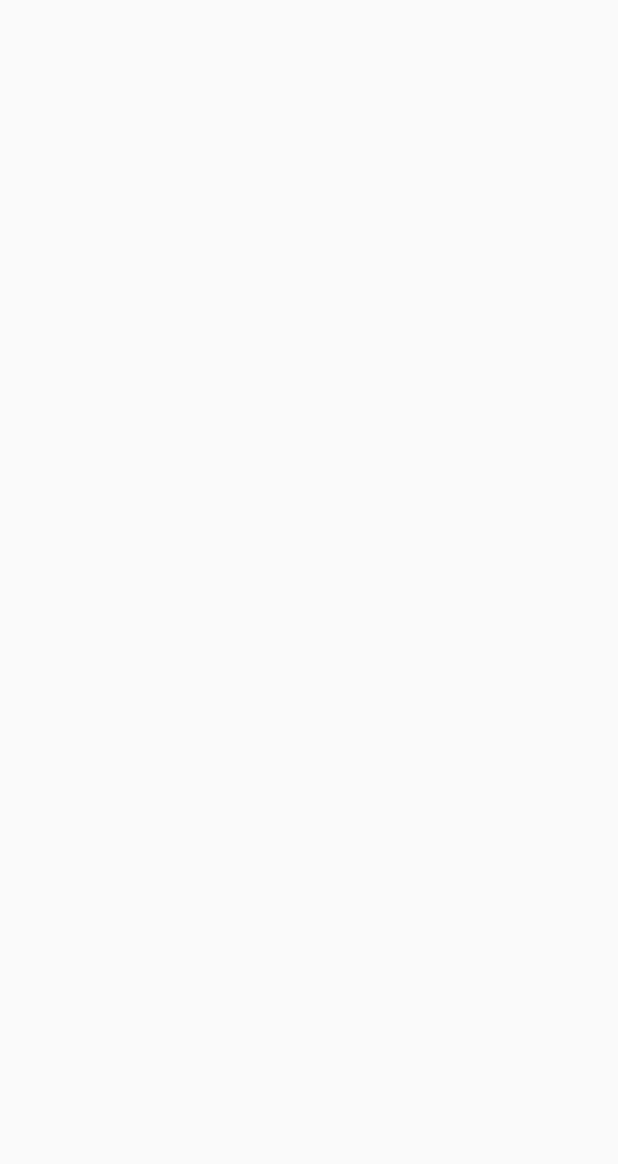
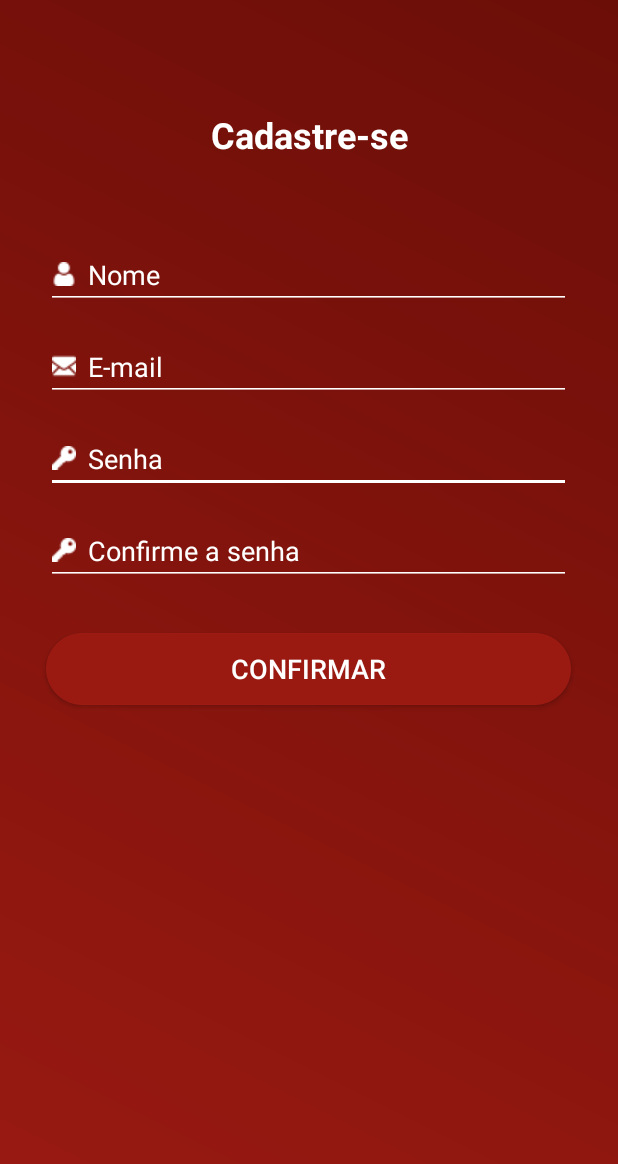
Before and after one commit to artureduard0/ADiligenciaApp, an Android app: the cadastro screen opened directly, with no data from a screen before it, on a phone screen of 412 x 824 dp. Before the commit the part shown is empty. Shown: the top 1164 px of the screen. Run offline under Robolectric (Android 15) with nearby library versions, the phone set to English and light mode, and no system bars.

```diff
--- a/app/src/main/AndroidManifest.xml
+++ b/app/src/main/AndroidManifest.xml
@@ -12,13 +12,13 @@
         android:theme="@style/AppTheme.NoActionBar"
         android:statusBarColor="@color/colorPrimary"
         tools:ignore="GoogleAppIndexingWarning">
-        <activity android:name=".cadastro"></activity>
+        <activity android:name=".cadastro" />
         <activity android:name=".welcome" />
         <activity
             android:name=".Main2Activity"
             android:label="@string/title_activity_main2"
             android:theme="@style/AppTheme.NoActionBar" />
-        <activity android:name=".menu" />
+        <activity android:name=".menu" android:theme="@style/AppTheme.NoActionBar"/>
         <activity android:name=".home" />
         <activity android:name=".login" />
         <activity android:name=".MainActivity">
--- /dev/null
+++ b/app/src/main/res/drawable/cor_verm_escuro.xml
@@ -0,0 +1,4 @@
+<?xml version="1.0" encoding="utf-8"?>
+<shape xmlns:android="http://schemas.android.com/apk/res/android">
+    <solid android:color="@color/colorPrimary"/>
+</shape>
--- /dev/null
+++ b/app/src/main/res/drawable/drawer_list_selector.xml
@@ -0,0 +1,6 @@
+<?xml version="1.0" encoding="utf-8"?>
+<selector xmlns:android="http://schemas.android.com/apk/res/android" android:layout_height="match_parent" android:layout_width="match_parent">
+    <item android:state_pressed="true" android:drawable="@drawable/cor_verm_escuro" />
+    <item android:state_activated="true" android:drawable="@drawable/cor_verm_escuro" />
+    <item android:drawable="@android:color/transparent" />
+</selector>
--- a/app/src/main/res/layout/activity_cadastro.xml
+++ b/app/src/main/res/layout/activity_cadastro.xml
@@ -4,6 +4,127 @@
     xmlns:tools="http://schemas.android.com/tools"
     android:layout_width="match_parent"
     android:layout_height="match_parent"
+    android:background="@drawable/gradient"
     tools:context=".cadastro">
 
+    <EditText
+        android:id="@+id/tiCampoSenha"
+        android:layout_width="350dp"
+        android:layout_height="wrap_content"
+        android:layout_marginStart="30dp"
+        android:layout_marginTop="8dp"
+        android:layout_marginEnd="31dp"
+        android:layout_marginBottom="8dp"
+        android:width="350dp"
+        android:backgroundTint="@color/white"
+        android:drawableStart="@drawable/key"
+        android:drawablePadding="8dp"
+        android:ems="10"
+        android:hint="@string/hintPassword"
+        android:importantForAutofill="no"
+        android:inputType="textPassword"
+        android:textColorHint="@color/white"
+        app:layout_constraintBottom_toTopOf="@+id/tiCampoConfSenha"
+        app:layout_constraintEnd_toEndOf="parent"
+        app:layout_constraintStart_toStartOf="parent"
+        app:layout_constraintTop_toBottomOf="@+id/tiCadastroEmail" />
+
+    <EditText
+        android:id="@+id/tiCampoConfSenha"
+        android:layout_width="350dp"
+        android:layout_height="wrap_content"
+        android:layout_marginStart="30dp"
+        android:layout_marginTop="8dp"
+        android:layout_marginEnd="31dp"
+        android:layout_marginBottom="16dp"
+        android:width="350dp"
+        android:backgroundTint="@color/white"
+        android:drawableStart="@drawable/key"
+        android:drawablePadding="8dp"
+        android:ems="10"
+        android:hint="@string/confirme_a_senha"
+        android:importantForAutofill="no"
+        android:inputType="textPassword"
+        android:textColorHint="@color/white"
+        app:layout_constraintBottom_toTopOf="@+id/bt_cadastrar"
+        app:layout_constraintEnd_toEndOf="parent"
+        app:layout_constraintStart_toStartOf="parent"
+        app:layout_constraintTop_toBottomOf="@+id/tiCampoSenha" />
+
+    <EditText
+        android:id="@+id/tiCadastroEmail"
+        android:layout_width="350dp"
+        android:layout_height="wrap_content"
+        android:layout_marginStart="30dp"
+        android:layout_marginTop="8dp"
+        android:layout_marginEnd="31dp"
+        android:layout_marginBottom="8dp"
+        android:width="350dp"
+        android:backgroundTint="@color/white"
+        android:drawableStart="@drawable/email"
+        android:drawablePadding="8dp"
+        android:ems="10"
+        android:hint="@string/hintEmail"
+        android:importantForAutofill="no"
+        android:inputType="textEmailAddress"
+        android:textColorHint="@color/white"
+        app:layout_constraintBottom_toTopOf="@+id/tiCampoSenha"
+        app:layout_constraintEnd_toEndOf="parent"
+        app:layout_constraintStart_toStartOf="parent"
+        app:layout_constraintTop_toBottomOf="@+id/tiCadastroNome" />
+
+    <EditText
+        android:id="@+id/tiCadastroNome"
+        android:layout_width="350dp"
+        android:layout_height="wrap_content"
+        android:layout_marginStart="30dp"
+        android:layout_marginTop="27dp"
+        android:layout_marginEnd="31dp"
+        android:layout_marginBottom="8dp"
+        android:width="350dp"
+        android:backgroundTint="@color/white"
+        android:drawableStart="@drawable/user"
+        android:drawablePadding="8dp"
+        android:ems="10"
+        android:hint="@string/nome"
+        android:importantForAutofill="no"
+        android:inputType="textEmailAddress"
+        android:textColorHint="@color/white"
+        app:layout_constraintBottom_toTopOf="@+id/tiCadastroEmail"
+        app:layout_constraintEnd_toEndOf="parent"
+        app:layout_constraintStart_toStartOf="parent"
+        app:layout_constraintTop_toBottomOf="@+id/textView" />
+
+    <TextView
+        android:id="@+id/textView"
+        android:layout_width="wrap_content"
+        android:layout_height="wrap_content"
+        android:layout_marginStart="140dp"
+        android:layout_marginTop="73dp"
+        android:layout_marginEnd="140dp"
+        android:layout_marginBottom="27dp"
+        android:text="@string/cadastre_se"
+        android:textColor="@color/white"
+        android:textSize="24sp"
+        android:textStyle="bold"
+        app:layout_constraintBottom_toTopOf="@+id/tiCadastroNome"
+        app:layout_constraintEnd_toEndOf="parent"
+        app:layout_constraintStart_toStartOf="parent"
+        app:layout_constraintTop_toTopOf="parent" />
+
+    <Button
+        android:id="@+id/bt_cadastrar"
+        android:layout_width="350dp"
+        android:layout_height="wrap_content"
+        android:layout_marginStart="30dp"
+        android:layout_marginTop="32dp"
+        android:layout_marginEnd="31dp"
+        android:background="@drawable/bt_login"
+        android:text="@string/confirmar"
+        android:textColor="@color/white"
+        android:textSize="18sp"
+        app:layout_constraintEnd_toEndOf="parent"
+        app:layout_constraintStart_toStartOf="parent"
+        app:layout_constraintTop_toBottomOf="@+id/tiCampoConfSenha" />
+
 </androidx.constraintlayout.widget.ConstraintLayout>
--- a/app/src/main/res/layout/activity_home.xml
+++ b/app/src/main/res/layout/activity_home.xml
@@ -7,7 +7,7 @@
     android:layout_height="match_parent"
     android:fitsSystemWindows="true"
     tools:context=".home"
-    tools:openDrawer="start">
+    tools:openDrawer="left">
 
 
     <LinearLayout
@@ -25,8 +25,12 @@
 
     <com.google.android.material.navigation.NavigationView
         android:id="@+id/navigation"
+        app:itemTextColor="@color/white"
+        app:itemBackground="@color/colorPrimary"
+        app:itemHorizontalPadding="30dp"
         android:layout_width="wrap_content"
         android:layout_height="match_parent"
+        android:background="@color/secondaryColor"
         android:layout_gravity="start|left"
         app:headerLayout="@layout/nav_header_main"
         app:menu="@menu/activity_menu_drawer" />
--- a/app/src/main/res/layout/nav_header_main.xml
+++ b/app/src/main/res/layout/nav_header_main.xml
@@ -9,25 +9,25 @@
     <ImageView
         android:layout_width="47dp"
         android:layout_height="72dp"
-        android:layout_marginTop="20dp"
+        android:layout_marginTop="34dp"
         android:src="@drawable/menuuser" />
 
     <TextView
         android:layout_width="wrap_content"
         android:layout_height="wrap_content"
         android:layout_marginStart="70dp"
-        android:layout_marginTop="34dp"
-        android:text="Artur Eduardo"
+        android:layout_marginTop="50dp"
+        android:text="@string/nomeUser"
         android:textColor="@color/white"
-        android:textSize="16dp"
+        android:textSize="16sp"
         android:textStyle="bold" />
 
     <TextView
         android:layout_width="wrap_content"
         android:layout_height="wrap_content"
         android:layout_marginStart="70dp"
-        android:layout_marginTop="65dp"
-        android:text="São Leopoldo, RS"
+        android:layout_marginTop="75dp"
+        android:text="@string/cidade"
         android:textColor="@color/white"
-        android:textSize="13dp" />
+        android:textSize="13sp" />
 </RelativeLayout>
--- a/app/src/main/res/menu/menu.xml
+++ b/app/src/main/res/menu/menu.xml
@@ -7,26 +7,26 @@
         <item
             android:id="@+id/nav_home"
             android:icon="@drawable/ic_home"
-            android:title="Home" />
+            android:title="@string/home" />
         <item
             android:id="@+id/nav_buscar_diligencias"
             android:icon="@drawable/ic_search"
-            android:title="Buscar diligências" />
+            android:title="@string/buscar_diligencias" />
         <item
             android:id="@+id/nav_sobre"
             android:icon="@drawable/ic_minhas_diligencias"
-            android:title="Sobre" />
+            android:title="@string/sobre" />
         <item
             android:id="@+id/nav_minhas_diligencias"
             android:icon="@drawable/ic_minhas_diligencias"
-            android:title="Minhas diligências" />
+            android:title="@string/minhas_diligencias" />
         <item
             android:id="@+id/nav_termos_e_condicoes"
             android:icon="@drawable/ic_termos_e_condicoes"
-            android:title="Termos e condições" />
+            android:title="@string/termos_e_condicoes" />
         <item
             android:id="@+id/nav_exit"
             android:icon="@drawable/ic_exit"
-            android:title="Sair" />
+            android:title="@string/sair" />
     </group>
 </menu>
--- a/app/src/main/res/values/colors.xml
+++ b/app/src/main/res/values/colors.xml
@@ -1,7 +1,7 @@
 <?xml version="1.0" encoding="utf-8"?>
 <resources>
-    <color name="colorPrimary">#bf271f</color>
+    <color name="colorPrimary">#9a1a12</color>
     <color name="colorPrimaryDark">#bf271f</color>
-    <color name="secondaryColor">#E22A2A</color>
+    <color name="secondaryColor">#6c0e08</color>
     <color name="white">#fff</color>
 </resources>
--- a/app/src/main/res/values/strings.xml
+++ b/app/src/main/res/values/strings.xml
@@ -49,6 +49,16 @@
     <string name="sobre">Sobre</string>
     <string name="minhas_dilig_ncias">Minhas diligências</string>
     <string name="termos_e_condi_es">Termos e condições</string>
+    <string name="title_activity_main2">Main2Activity</string>
+    <string name="nome">Nome</string>
+    <string name="confirme_a_senha">Confirme a senha</string>
+    <string name="cadastre_se">Cadastre-se</string>
+    <string name="confirmar">Confirmar</string>
+    <string name="home">Home</string>
+    <string name="buscar_diligencias">Buscar diligências</string>
+    <string name="minhas_diligencias">Minhas diligências</string>
+    <string name="termos_e_condicoes">Termos e condições</string>
     <string name="sair">Sair</string>
-    <string name="title_activity_main2">Main2Activity</string>
+    <string name="nomeUser">Artur Eduardo</string>
+    <string name="cidade">São Leopoldo, RS</string>
 </resources>
--- a/app/src/main/res/values/styles.xml
+++ b/app/src/main/res/values/styles.xml
@@ -6,6 +6,8 @@
         <item name="colorPrimary">@color/colorPrimary</item>
         <item name="colorPrimaryDark">@color/colorPrimaryDark</item>
         <item name="colorAccent">#FF0000</item>
+        <item name="android:activatedBackgroundIndicator">@drawable/drawer_list_selector</item>
+        <item name="android:listDivider">@color/white</item>
     </style>
 
     <style name="AppTheme.NoActionBar">
```
Also changed, not shown: app/src/main/res/drawable/user.png (added).
